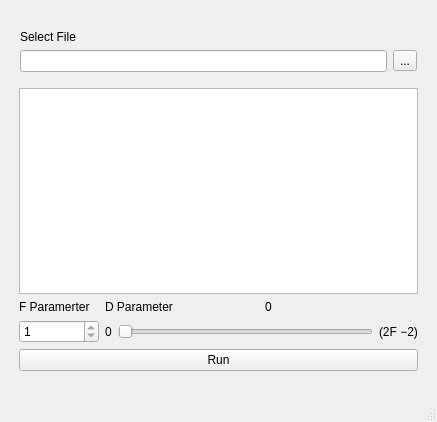
Above: mainwindow.ui from EmanueleGiannuzzi/DCT2_GUI before the change. Below: the same form after it.
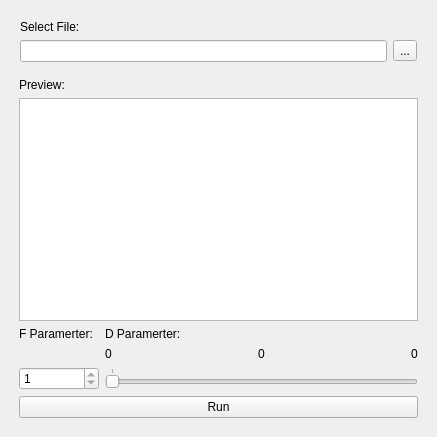
That is the form after the change.

Commit message: Finished main windows and added result window

```diff
--- a/mainwindow.ui
+++ b/mainwindow.ui
@@ -7,9 +7,15 @@
     <x>0</x>
     <y>0</y>
     <width>437</width>
-    <height>422</height>
+    <height>437</height>
    </rect>
   </property>
+  <property name="minimumSize">
+   <size>
+    <width>437</width>
+    <height>437</height>
+   </size>
+  </property>
   <property name="windowTitle">
    <string>MainWindow</string>
   </property>
@@ -24,13 +30,13 @@
        <number>10</number>
       </property>
       <property name="topMargin">
-       <number>20</number>
+       <number>10</number>
       </property>
       <property name="rightMargin">
        <number>10</number>
       </property>
       <property name="bottomMargin">
-       <number>20</number>
+       <number>10</number>
       </property>
       <item alignment="Qt::AlignTop">
        <widget class="QWidget" name="selectFileWidget" native="true">
@@ -50,7 +56,7 @@
          <item row="0" column="0">
           <widget class="QLabel" name="selectFileLabel">
            <property name="text">
-            <string>Select File</string>
+            <string>Select File:</string>
            </property>
            <property name="alignment">
             <set>Qt::AlignBottom|Qt::AlignLeading|Qt::AlignLeft</set>
@@ -76,6 +82,13 @@
       </item>
       <item>
        <layout class="QVBoxLayout" name="previewLayout">
+        <item>
+         <widget class="QLabel" name="previewLabel">
+          <property name="text">
+           <string>Preview:</string>
+          </property>
+         </widget>
+        </item>
         <item>
          <widget class="QGraphicsView" name="previewGraphicsView"/>
         </item>
@@ -83,7 +96,7 @@
       </item>
       <item>
        <layout class="QGridLayout" name="gridLayout">
-        <item row="1" column="0">
+        <item row="2" column="0">
          <widget class="QSpinBox" name="fParamSpinBox">
           <property name="minimumSize">
            <size>
@@ -99,18 +112,8 @@
           </property>
          </widget>
         </item>
-        <item row="0" column="0">
-         <widget class="QLabel" name="fParamLabel">
-          <property name="text">
-           <string>F Paramerter</string>
-          </property>
-          <property name="alignment">
-           <set>Qt::AlignBottom|Qt::AlignLeading|Qt::AlignLeft</set>
-          </property>
-         </widget>
-        </item>
         <item row="1" column="1">
-         <layout class="QHBoxLayout" name="horizontalLayout">
+         <layout class="QHBoxLayout" name="dParameterLabelsHLayout">
           <item>
            <widget class="QLabel" name="dParamMinLabel">
             <property name="text">
@@ -118,6 +121,24 @@
             </property>
            </widget>
           </item>
+          <item alignment="Qt::AlignHCenter">
+           <widget class="QLabel" name="dParamValueLabel">
+            <property name="text">
+             <string>0</string>
+            </property>
+           </widget>
+          </item>
+          <item alignment="Qt::AlignRight">
+           <widget class="QLabel" name="dParamMaxLabel">
+            <property name="text">
+             <string>0</string>
+            </property>
+           </widget>
+          </item>
+         </layout>
+        </item>
+        <item row="2" column="1">
+         <layout class="QHBoxLayout" name="horizontalLayout">
           <item>
            <widget class="QSlider" name="dParamSlider">
             <property name="maximum">
@@ -126,37 +147,29 @@
             <property name="orientation">
              <enum>Qt::Horizontal</enum>
             </property>
-           </widget>
-          </item>
-          <item>
-           <widget class="QLabel" name="dParamMaxLabel">
-            <property name="text">
-             <string>(2F −2)</string>
+            <property name="tickPosition">
+             <enum>QSlider::TicksAbove</enum>
             </property>
            </widget>
           </item>
          </layout>
         </item>
         <item row="0" column="1">
-         <layout class="QHBoxLayout" name="dParameterLabelsHLayout">
-          <item>
-           <widget class="QLabel" name="dParamLabel">
-            <property name="text">
-             <string>D Parameter</string>
-            </property>
-            <property name="alignment">
-             <set>Qt::AlignBottom|Qt::AlignLeading|Qt::AlignLeft</set>
-            </property>
-           </widget>
-          </item>
-          <item>
-           <widget class="QLabel" name="dParamValueLabel">
-            <property name="text">
-             <string>0</string>
-            </property>
-           </widget>
-          </item>
-         </layout>
+         <widget class="QLabel" name="dParamLabel">
+          <property name="text">
+           <string>D Paramerter:</string>
+          </property>
+         </widget>
+        </item>
+        <item row="0" column="0">
+         <widget class="QLabel" name="fParamLabel">
+          <property name="text">
+           <string>F Paramerter:</string>
+          </property>
+          <property name="alignment">
+           <set>Qt::AlignBottom|Qt::AlignLeading|Qt::AlignLeft</set>
+          </property>
+         </widget>
         </item>
        </layout>
       </item>
@@ -175,17 +188,6 @@
     </item>
    </layout>
   </widget>
-  <widget class="QMenuBar" name="menubar">
-   <property name="geometry">
-    <rect>
-     <x>0</x>
-     <y>0</y>
-     <width>437</width>
-     <height>20</height>
-    </rect>
-   </property>
-  </widget>
-  <widget class="QStatusBar" name="statusbar"/>
  </widget>
  <resources/>
  <connections/>
```
The commit also changes 6 other files.
